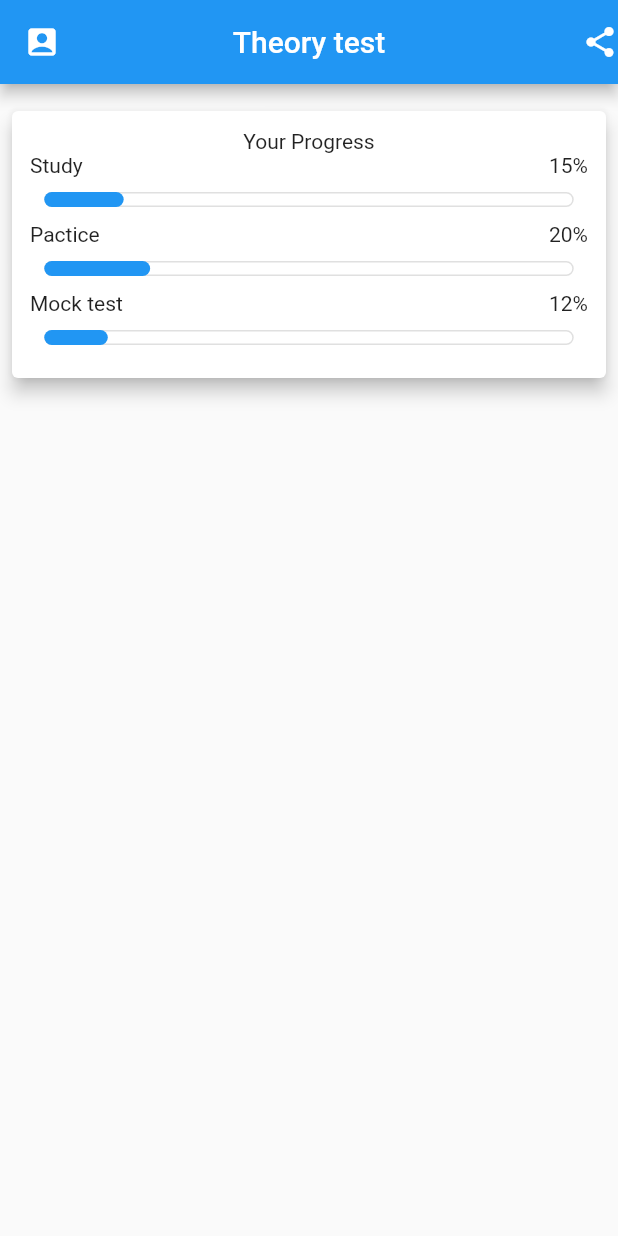
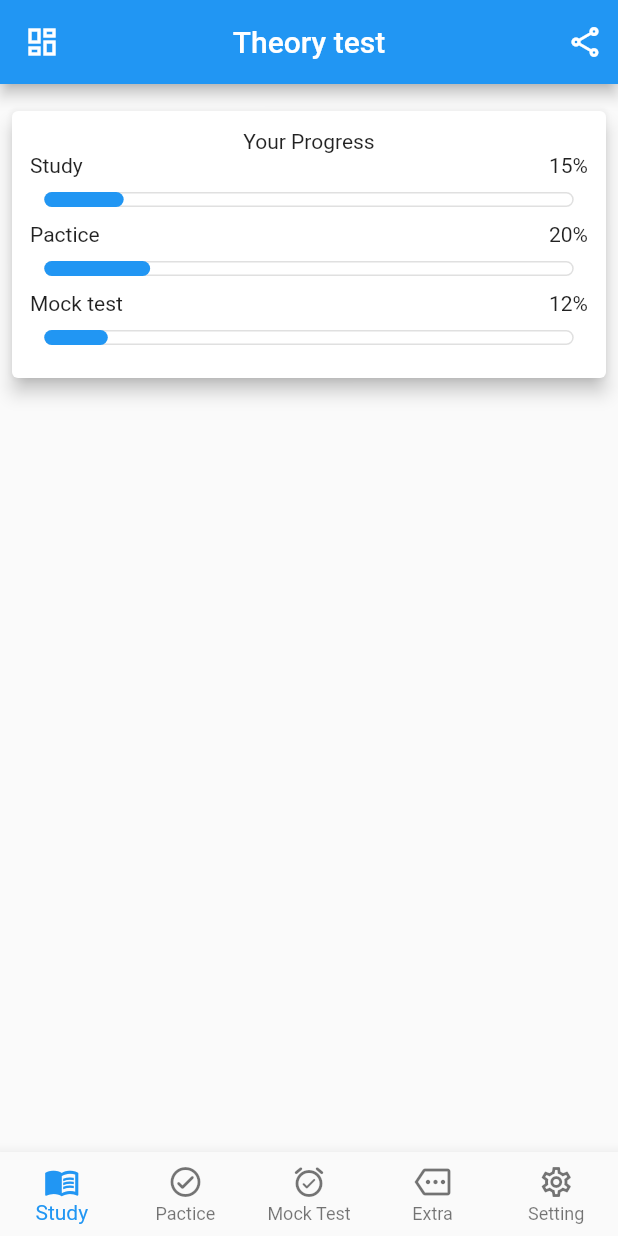
Before and after one commit to metaspook/theory_test, a Flutter app: the screen it shows after launch, on a phone screen of 412 x 824 dp. Run offline on Flutter 3.47's test engine with Material 2 defaults, Android fonts, the phone set to English and light mode, and no system bars.

Commit message:
add bottom navigation bar

```diff
--- a/lib/pages/home_page.dart
+++ b/lib/pages/home_page.dart
@@ -1,4 +1,5 @@
 import 'package:flutter/material.dart';
+import 'package:theory_test/widgets/custom_bottom_navigation_bar.dart';
 import 'package:theory_test/widgets/progress_bar.dart';
 
 class HomePage extends StatelessWidget {
@@ -7,10 +8,14 @@ class HomePage extends StatelessWidget {
   @override
   Widget build(BuildContext context) {
     return Scaffold(
+        bottomNavigationBar: CustomBottomNavigationBar(),
         appBar: AppBar(
           // backgroundColor: Theme.of(context).scaffoldBackgroundColor,
-          leading: Icon(Icons.account_box),
-          actions: [Icon(Icons.share)],
+          leading: const Icon(Icons.dashboard_outlined),
+          actions: const [
+            Icon(Icons.share_outlined),
+            SizedBox(width: 10),
+          ],
           centerTitle: true,
           title: Text("Theory test"),
         ),
@@ -53,6 +58,7 @@ class HomePage extends StatelessWidget {
                   ),
                 ),
               ),
+              Expanded(child: SizedBox()),
             ],
           ),
         ));
--- /dev/null
+++ b/lib/widgets/custom_bottom_navigation_bar.dart
@@ -0,0 +1,37 @@
+import 'package:flutter/material.dart';
+
+class CustomBottomNavigationBar extends StatefulWidget {
+  CustomBottomNavigationBar({Key? key}) : super(key: key);
+
+  @override
+  State<CustomBottomNavigationBar> createState() =>
+      _CustomBottomNavigationBarState();
+}
+
+class _CustomBottomNavigationBarState extends State<CustomBottomNavigationBar> {
+  int _currentIndex = 0;
+
+  @override
+  Widget build(BuildContext context) {
+    return BottomNavigationBar(
+      type: BottomNavigationBarType.fixed,
+      currentIndex: _currentIndex,
+      onTap: (index) => setState(() {
+        _currentIndex = index;
+      }),
+      // elevation: 10,
+      items: [
+        BottomNavigationBarItem(
+            icon: Icon(Icons.menu_book_outlined), label: "Study"),
+        BottomNavigationBarItem(
+            icon: Icon(Icons.check_circle_outline_rounded), label: "Pactice"),
+        BottomNavigationBarItem(
+            icon: Icon(Icons.alarm_on_rounded), label: "Mock Test"),
+        BottomNavigationBarItem(
+            icon: Icon(Icons.more_outlined), label: "Extra"),
+        BottomNavigationBarItem(
+            icon: Icon(Icons.settings_outlined), label: "Setting"),
+      ],
+    );
+  }
+}
```
